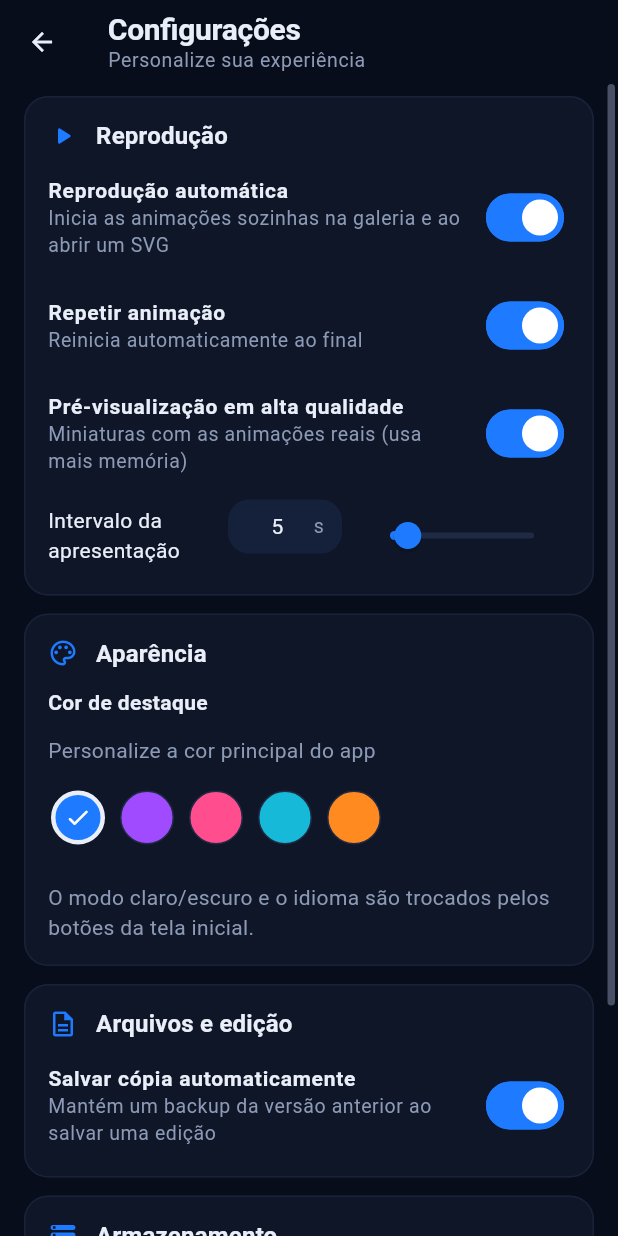
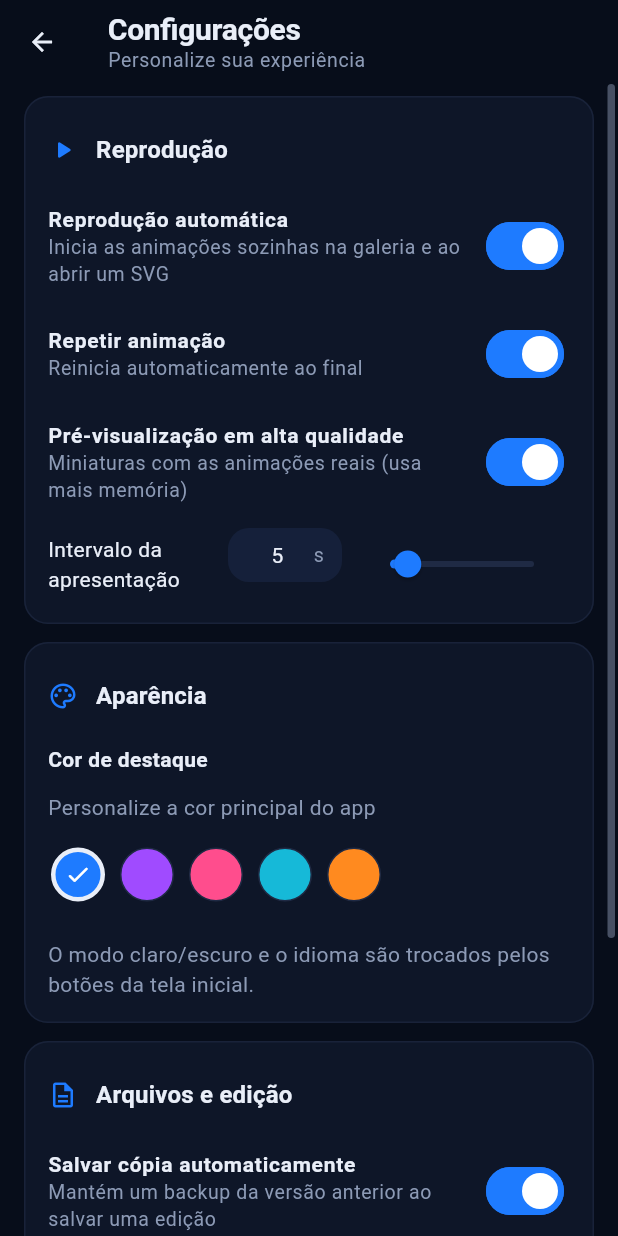
Before and after one commit to lianeheidemann/svg-motion-gallery, a Flutter app: the SettingsScreen screen opened directly, on a phone screen of 412 x 824 dp. Run offline on Flutter 3.47's test engine with Material 3 defaults, Android fonts, the phone set to English and light mode, and no system bars; our stand-ins replace file_picker, flutter_svg, share_plus, shared_preferences, web, webview_flutter; missing offline and left inert: dart:js_interop; accounts and stored records are empty; generated files the repository leaves out were written again.

Commit message:
Fix standardized section header constraint

```diff
--- a/packages/design_system/lib/src/widgets/section_card.dart
+++ b/packages/design_system/lib/src/widgets/section_card.dart
@@ -33,8 +33,10 @@ class SectionCard extends StatelessWidget {
           mainAxisSize: MainAxisSize.min,
           children: [
             if (title != null) ...[
-              SizedBox(
-                minHeight: AppSizes.compactControlHeight,
+              ConstrainedBox(
+                constraints: const BoxConstraints(
+                  minHeight: AppSizes.compactControlHeight,
+                ),
                 child: Row(
                   children: [
                     if (icon != null) ...[
```
